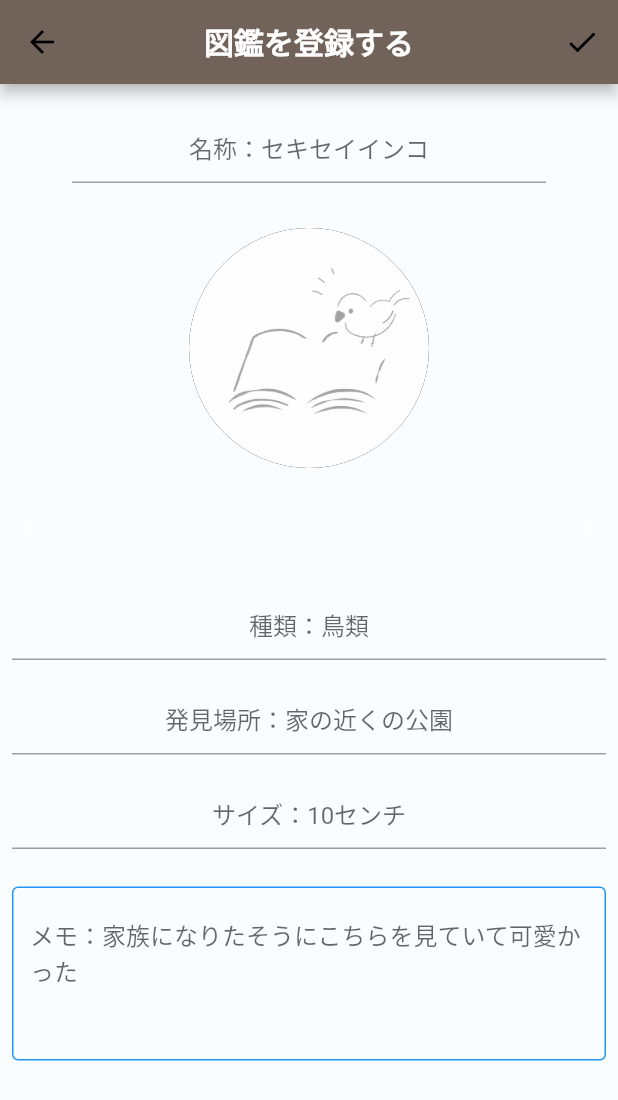
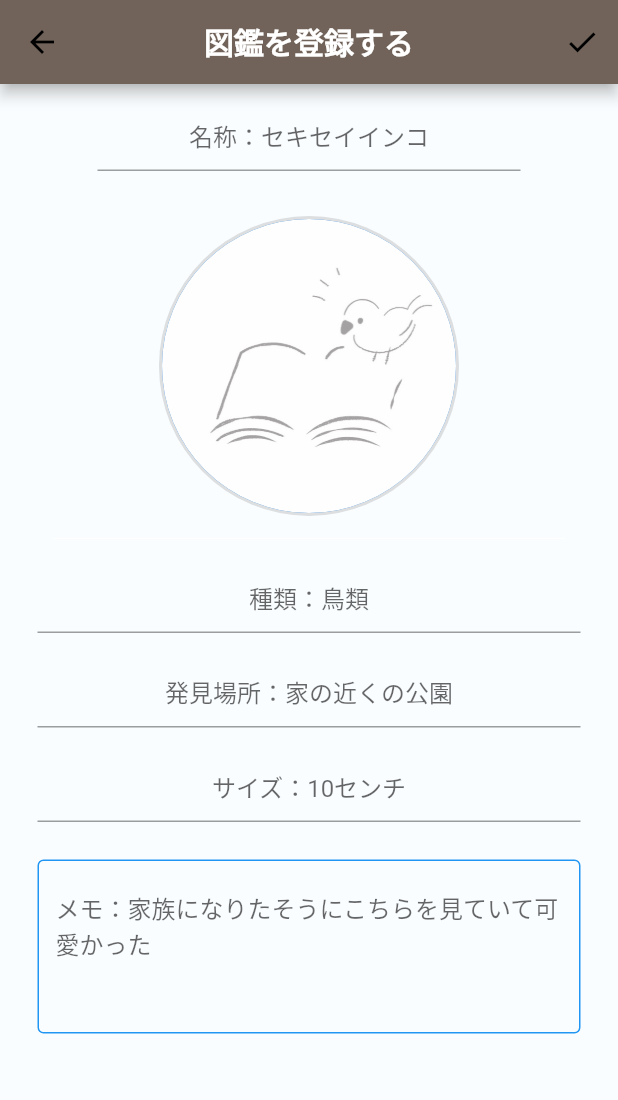
Before and after one commit to yuta-shinjo/coco_alu, a Flutter app: the AddCreaturePage screen opened directly, on a phone screen of 412 x 824 dp. Shown: the top 1100 px of the screen. Run offline on Flutter 3.47's test engine with Material 2 defaults, Android fonts, the phone set to English and light mode, and no system bars; our stand-ins replace cloud_firestore, firebase_analytics, firebase_auth, firebase_core, firebase_storage, flutter_slidable and 8 more; accounts and stored records are empty; Roboto replaces fonts that are missing (NotoSerifJP).

Commit message:
imageAreaの部分を修正

```diff
--- a/lib/common/constants.dart
+++ b/lib/common/constants.dart
@@ -12,7 +12,7 @@ const kMemoDecoration = InputDecoration(
 );
 
 const kDivider =
-    Divider(height: 80, indent: 10, endIndent: 10, color: Colors.white);
+    Divider(height: 30, indent: 10, endIndent: 10, color: Colors.white);
 
 const kTextStyle =
     TextStyle(fontSize: 18, color: Colors.black, fontWeight: FontWeight.w400);
--- a/lib/ui/add_creature_page/src/add_creature_page_body.dart
+++ b/lib/ui/add_creature_page/src/add_creature_page_body.dart
@@ -3,6 +3,7 @@ import 'package:hooks_riverpod/hooks_riverpod.dart';
 import 'package:image_picker/image_picker.dart';
 import 'package:my_collection/common/constants.dart';
 import 'package:my_collection/controllers/pages/add_creature_page_controller.dart';
+import 'package:my_collection/themes/app_colors.dart';
 import 'package:my_collection/widget/index.dart';
 
 class AddCreaturePageBody extends StatelessWidget {
@@ -23,20 +24,13 @@ class AddCreaturePageBody extends StatelessWidget {
                 alignment: Alignment.center,
                 children: [
                   Padding(
-                    padding: const EdgeInsets.all(8.0),
+                    padding: const EdgeInsets.symmetric(horizontal: 25),
                     child: Column(
                       children: [
                         SizedBox(height: 10),
                         _nameTextField(),
                         SizedBox(height: 30),
-                        Center(
-                          child: Stack(
-                            children: [
-                              _imageArea(),
-                              _imageButton(),
-                            ],
-                          ),
-                        ),
+                        _creaturePicture(),
                         kDivider,
                         _kindsTextField(),
                         SizedBox(height: 15),
@@ -58,35 +52,41 @@ class AddCreaturePageBody extends StatelessWidget {
     );
   }
 
-  //TODO imageAreaをregisterProfileのpicker部分に変更する
-  Widget _imageArea() {
+  Widget _creaturePicture() {
     return Consumer(
       builder: (context, ref, _) {
         final imageFile =
             ref.watch(addCreaturePageProvider.select((s) => s.imageFile));
-        return CreatureImage(
+        final profileImageUrl = ref
+            .watch(addCreaturePageProvider.select((s) => s.creatureImageUrl));
+        return Stack(
+          children: [
+            CircleAvatar(
+              radius: 100,
+              backgroundColor: AppColors.circleBorder,
+              child: CircleAvatar(
+                radius: 98,
                 backgroundImage: imageFile != null
-              ? Image.file(imageFile).image
+                    ? Image.file(imageFile, fit: BoxFit.cover).image
                     : Image.asset(kDefaultImageURL).image,
-          radius: 80,
-        );
-      },
-    );
-  }
-
-  Widget _imageButton() {
-    return Consumer(
-      builder: (context, ref, _) {
-        final imageUrl = ref
-            .watch(addCreaturePageProvider.select((s) => s.creatureImageUrl));
-        return PressedButton(
+              ),
+            ),
+            RawMaterialButton(
               onPressed: () async {
                 final image =
                     await ImagePicker().pickImage(source: ImageSource.gallery);
                 await ref
                     .read(addCreaturePageProvider.notifier)
-                .pickImage(image, imageUrl);
+                    .pickImage(image, profileImageUrl);
               },
+              child: const SizedBox(
+                width: 200,
+                height: 200,
+              ),
+              shape: const CircleBorder(),
+              elevation: 0,
+            ),
+          ],
         );
       },
     );
@@ -169,7 +169,8 @@ class AddCreaturePageBody extends StatelessWidget {
   }
 
   Widget _memoTextField() {
-    return Consumer(builder: (context, ref, _) {
+    return Consumer(
+      builder: (context, ref, _) {
         final controller =
             ref.read(addCreaturePageProvider.notifier).memoController;
         return TextFormField(
@@ -182,6 +183,7 @@ class AddCreaturePageBody extends StatelessWidget {
           keyboardType: TextInputType.multiline,
           maxLines: 4,
         );
-    });
+      },
+    );
   }
 }
--- a/lib/ui/edit_list_page/edit_list_page.dart
+++ b/lib/ui/edit_list_page/edit_list_page.dart
@@ -9,9 +9,9 @@ class EditListPage extends StatelessWidget {
     return Consumer(
       builder: (context, ref, _) {
         final creatures =
-            ref.watch(editListPageProvider.select((s) => s.creatures));
+            ref.watch(editListPageProvider.select((s) => s.creatures)) ?? [];
 
-        if (creatures == null) {
+        if (creatures == []) {
           return Center(child: CircularProgressIndicator());
 
           //TODO 数秒後にメッセージに変換できるようにしたい
--- a/lib/ui/picture_book_page/src/picture_book_card.dart
+++ b/lib/ui/picture_book_page/src/picture_book_card.dart
@@ -1,7 +1,6 @@
 import 'package:flutter/material.dart';
 import 'package:my_collection/common/constants.dart';
 import 'package:my_collection/domain/creature.dart';
-import 'package:my_collection/themes/app_colors.dart';
 import 'package:my_collection/ui/components/components.dart';
 
 class PictureBookCard extends StatelessWidget {
--- a/lib/ui/picture_book_page/src/picture_book_page_body.dart
+++ b/lib/ui/picture_book_page/src/picture_book_page_body.dart
@@ -31,7 +31,7 @@ class PictureBookPageBody extends StatelessWidget {
               } catch (_) {}
 
               final double resizeFactor =
-                  (1 - (((currentPage! - index).abs() * 0.13).clamp(0, 1.0)));
+                  (1 - (((currentPage! - index).abs() * 0.12).clamp(0, 1.0)));
               final currentCreature = creatures[index];
               return PictureBookCard(
                 creature: currentCreature,
```
Also changed, not shown: lib/services/fire_creature_service.dart (+4 -3 lines), lib/ui/edit_creature_page/src/edit_creature_page_body.dart (+41 -37 lines), lib/ui/register_profile_page/src/register_profile_page_body.dart (+8 -5 lines). Lines whose indentation alone changed are shown as unchanged.
